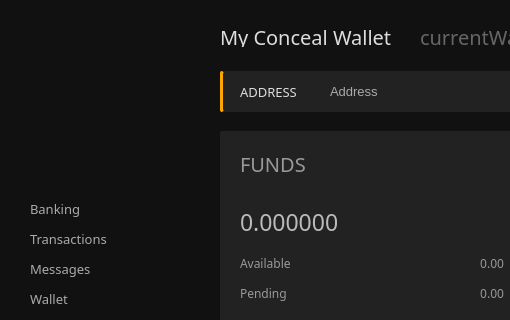
ConcealNetwork/conceal-desktop, file src/gui/ui/overviewframe.ui: the form before one commit; both pictures show x 0 to 510 and y 0 to 320 of the 1270 by 700 pixel window.
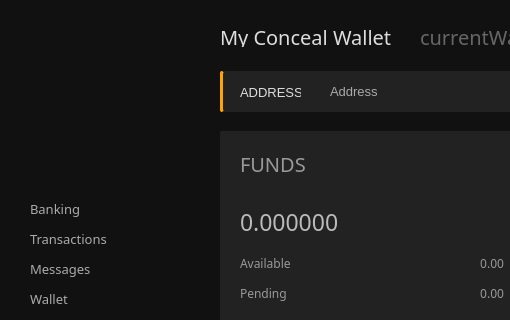
The form after the commit. Icons and pictures are not drawn.

The edit to the form file:
```diff
--- a/src/gui/ui/overviewframe.ui
+++ b/src/gui/ui/overviewframe.ui
@@ -1230,12 +1230,11 @@
        </property>
        <property name="font">
         <font>
-         <family>Poppins</family>
-         <pointsize>10</pointsize>
+         <pointsize>-1</pointsize>
         </font>
        </property>
        <property name="styleSheet">
-        <string notr="true">border: none; color: #ddd;</string>
+        <string notr="true">border: none; color: #ddd; font-size: 13px;</string>
        </property>
        <property name="text">
         <string>ADDRESS</string>
```
